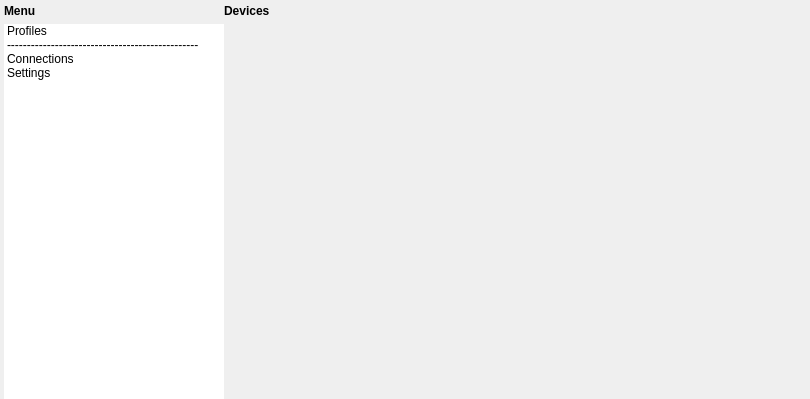
The window that subprojects/manager/ui/mainwindow.ui (dev-0x7C6/wiimotedev) describes before a commit, drawn with Qt 5.
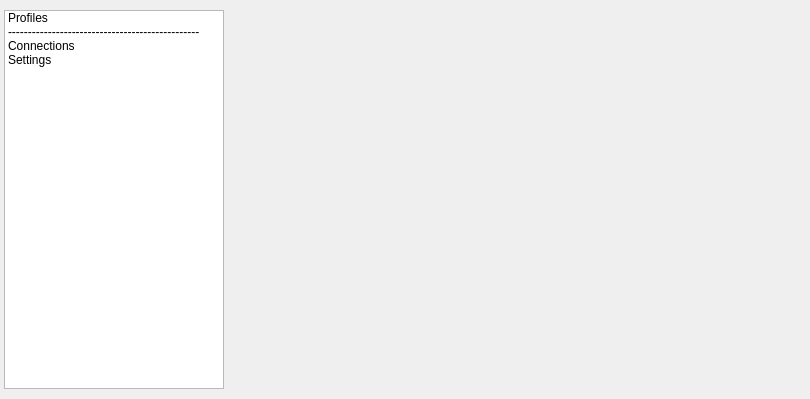
The same window after the commit. The open tabs and pages were chosen to show the change. Icons and pictures are not drawn.

Diff of the .ui file:
```diff
--- a/subprojects/manager/ui/mainwindow.ui
+++ b/subprojects/manager/ui/mainwindow.ui
@@ -30,21 +30,11 @@
        <number>4</number>
       </property>
       <property name="topMargin">
-       <number>4</number>
+       <number>10</number>
       </property>
-      <item>
-       <widget class="QLabel" name="label">
-        <property name="font">
-         <font>
-          <weight>75</weight>
-          <bold>true</bold>
-         </font>
-        </property>
-        <property name="text">
-         <string>Menu</string>
-        </property>
-       </widget>
-      </item>
+      <property name="bottomMargin">
+       <number>10</number>
+      </property>
       <item>
        <widget class="QListWidget" name="list">
         <property name="maximumSize">
@@ -54,10 +44,10 @@
          </size>
         </property>
         <property name="frameShape">
-         <enum>QFrame::NoFrame</enum>
+         <enum>QFrame::StyledPanel</enum>
         </property>
         <property name="frameShadow">
-         <enum>QFrame::Plain</enum>
+         <enum>QFrame::Sunken</enum>
         </property>
         <property name="autoScrollMargin">
          <number>19</number>
@@ -132,19 +122,6 @@
       <property name="rightMargin">
        <number>0</number>
       </property>
-      <item>
-       <widget class="QLabel" name="label_2">
-        <property name="font">
-         <font>
-          <weight>75</weight>
-          <bold>true</bold>
-         </font>
-        </property>
-        <property name="text">
-         <string>Devices</string>
-        </property>
-       </widget>
-      </item>
       <item>
        <widget class="QStackedWidget" name="stackedWidget">
         <property name="currentIndex">
@@ -182,13 +159,28 @@
         </widget>
         <widget class="QWidget" name="page_2">
          <layout class="QGridLayout" name="gridLayout">
+          <property name="leftMargin">
+           <number>0</number>
+          </property>
+          <property name="topMargin">
+           <number>4</number>
+          </property>
+          <property name="rightMargin">
+           <number>0</number>
+          </property>
+          <property name="bottomMargin">
+           <number>0</number>
+          </property>
+          <property name="spacing">
+           <number>0</number>
+          </property>
           <item row="0" column="0">
            <widget class="QScrollArea" name="scrollArea_2">
             <property name="frameShape">
              <enum>QFrame::NoFrame</enum>
             </property>
             <property name="verticalScrollBarPolicy">
-             <enum>Qt::ScrollBarAsNeeded</enum>
+             <enum>Qt::ScrollBarAlwaysOff</enum>
             </property>
             <property name="horizontalScrollBarPolicy">
              <enum>Qt::ScrollBarAsNeeded</enum>
@@ -201,8 +193,8 @@
               <rect>
                <x>0</x>
                <y>0</y>
-               <width>100</width>
-               <height>30</height>
+               <width>403</width>
+               <height>390</height>
               </rect>
              </property>
             </widget>
```
Left out of the diff: 14 changed lines with no effect on the pictures.
